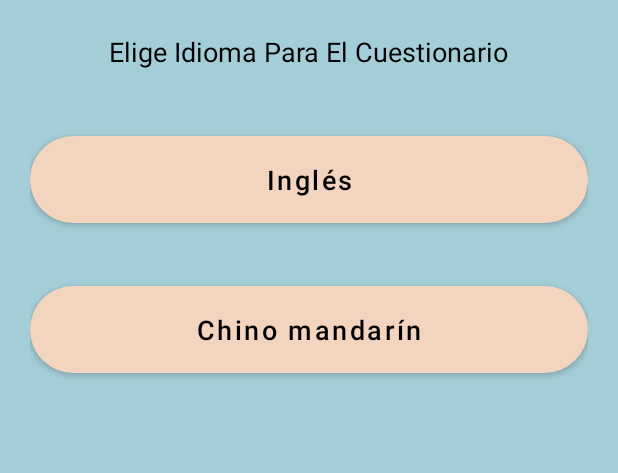
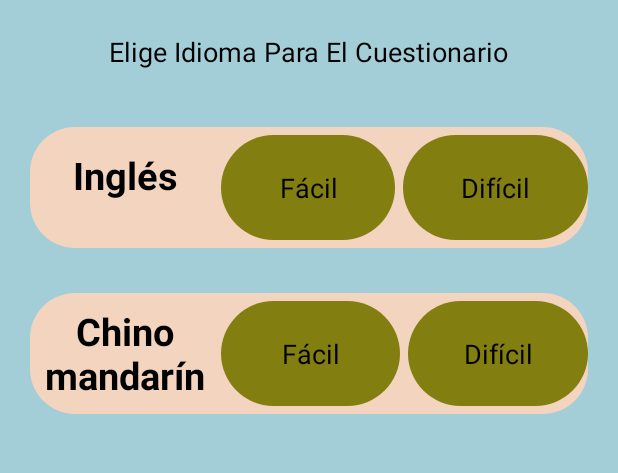
Before and after one commit to kimserrano/LinguaShake, an Android app: the SeleccionarIdiomaCuestionario screen opened directly, with no data from a screen before it, on a phone screen of 412 x 824 dp, the part 270-743 px from its top. Run offline under Robolectric (Android 15) with nearby library versions, the phone set to English and light mode, and no system bars.

Commit message:
Cuestionario Chino y dificultada¿

```diff
--- a/app/src/main/java/equipo/flashcards/linguashake/SeleccionarIdiomaCuestionario.java
+++ b/app/src/main/java/equipo/flashcards/linguashake/SeleccionarIdiomaCuestionario.java
@@ -3,22 +3,48 @@ package equipo.flashcards.linguashake;
 import android.content.Intent;
 import android.os.Bundle;
 import android.widget.Button;
+import android.widget.TextView;
 
 import androidx.appcompat.app.AppCompatActivity;
 
 public class SeleccionarIdiomaCuestionario extends AppCompatActivity {
 
+
     @Override
     protected void onCreate(Bundle savedInstanceState) {
         super.onCreate(savedInstanceState);
         setContentView(R.layout.activity_seleccionar_idioma_cuestionario);
+        TextView facilInglesTextView = findViewById(R.id.facil_ingles_textview);
+        TextView dificilInglesTextView = findViewById(R.id.dificil_ingles_textview);
 
-        Button btnTarjeta = findViewById(R.id.ingles_button);
-        btnTarjeta.setOnClickListener(view ->{
-            Intent intent = new Intent(getApplicationContext(), Cuestionario.class);
-            startActivity(intent);
+        TextView facilChinoTextView = findViewById(R.id.facil_chino_textview);
+        TextView dificilChinoTextView = findViewById(R.id.dificil_chino_textview);
+        facilInglesTextView.setOnClickListener(view -> {
+            startCuestionarioActivity("ingles", 1); // English language, difficulty level 1
+        });
+
+        // Set OnClickListener for Difficult English TextView
+        dificilInglesTextView.setOnClickListener(view -> {
+            startCuestionarioActivity("ingles", 2); // English language, difficulty level 2
+        });
+
+        // Set OnClickListener for Easy Chinese TextView
+        facilChinoTextView.setOnClickListener(view -> {
+            startCuestionarioActivity("chino", 1); // Chinese language, difficulty level 1
+        });
+
+        // Set OnClickListener for Difficult Chinese TextView
+        dificilChinoTextView.setOnClickListener(view -> {
+            startCuestionarioActivity("chino", 2); // Chinese language, difficulty level 2
         });
 
 
     }
+
+    private void startCuestionarioActivity(String idioma, int dificultad) {
+        Intent intent = new Intent(getApplicationContext(), Cuestionario.class);
+        intent.putExtra("idioma", idioma);
+        intent.putExtra("dificultad", dificultad);
+        startActivity(intent);
+    }
 }
--- /dev/null
+++ b/app/src/main/res/drawable/buttondificulty.xml
@@ -0,0 +1,6 @@
+<?xml version="1.0" encoding="utf-8"?>
+<shape xmlns:android="http://schemas.android.com/apk/res/android" android:shape="rectangle">
+    <corners android:radius="110dp" />
+    <solid
+        android:color="@color/verde"/>
+</shape>
--- /dev/null
+++ b/app/src/main/res/drawable/rounded_corners.xml
@@ -0,0 +1,7 @@
+<?xml version="1.0" encoding="utf-8"?>
+<shape xmlns:android="http://schemas.android.com/apk/res/android" android:shape="rectangle">
+
+    <corners android:radius="30dp" />
+    <solid
+        android:color="@color/rosaBajito"/>
+</shape>
--- a/app/src/main/res/layout/activity_seleccionar_idioma_cuestionario.xml
+++ b/app/src/main/res/layout/activity_seleccionar_idioma_cuestionario.xml
@@ -32,28 +32,107 @@
             android:layout_marginTop="14dp"
             android:textColor="@color/black"/>
 
-        <Button
+
+        <LinearLayout
+
             android:layout_width="match_parent"
+            android:layout_height="wrap_content"
+            android:orientation="horizontal"
+
+            android:background="@drawable/rounded_corners"
+
+            android:layout_marginTop="30dp">
+
+            <TextView
+                android:id="@+id/ingles_textview"
+                android:layout_width="50dp"
+                android:layout_height="wrap_content"
+                android:layout_weight="1"
+                android:gravity="center"
+                android:text="Inglés"
+                android:textColor="@color/black"
+                android:textSize="25sp"
+                android:textStyle="bold" />
+
+            <TextView
+                android:id="@+id/facil_ingles_textview"
+                android:layout_width="wrap_content"
                 android:layout_height="70dp"
-            android:text="Inglés"
-            android:textAllCaps="false"
-            android:id="@+id/ingles_button"
+                android:layout_weight="1"
+                android:layout_marginTop="5dp"
+                android:layout_marginBottom="5dp"
+                android:gravity="center"
+                android:text="Fácil"
                 android:textSize="18sp"
                 android:textColor="@color/black"
-            android:theme="@style/ButtonTheme.RosaBajito"
-            android:layout_marginTop="30dp"
-            app:cornerRadius="30dp"/>
-        <Button
+                android:background="@drawable/buttondificulty"
+                android:layout_marginEnd="5dp"/>
+
+            <TextView
+                android:id="@+id/dificil_ingles_textview"
+                android:layout_width="wrap_content"
+                android:layout_height="70dp"
+                android:layout_marginTop="5dp"
+                android:layout_marginBottom="5dp"
+
+                android:layout_weight="1"
+                android:gravity="center"
+                android:text="Difícil"
+                android:textSize="18sp"
+                android:background="@drawable/buttondificulty"
+
+                android:textColor="@color/black"/>
+        </LinearLayout>
+        <LinearLayout
             android:layout_width="match_parent"
+            android:layout_height="wrap_content"
+            android:orientation="horizontal"
+
+            android:background="@drawable/rounded_corners"
+
+            android:layout_marginTop="30dp">
+
+            <TextView
+                android:id="@+id/chino_textview"
+                android:layout_width="8dp"
+                android:layout_height="match_parent"
+                android:layout_weight="1"
+                android:gravity="center"
+                android:text="Chino mandarín"
+                android:textColor="@color/black"
+                android:textSize="25sp"
+                android:textStyle="bold" />
+
+            <TextView
+                android:id="@+id/facil_chino_textview"
+                android:layout_width="0dp"
                 android:layout_height="70dp"
-            android:text="Chino mandarín"
-            android:textAllCaps="false"
-            android:id="@+id/chino_button"
+                android:layout_weight="1"
+                android:gravity="center"
+                android:text="Fácil"
+
+                android:layout_marginTop="5dp"
+                android:layout_marginBottom="5dp"
                 android:textSize="18sp"
                 android:textColor="@color/black"
-            android:theme="@style/ButtonTheme.RosaBajito"
-            android:layout_marginTop="30dp"
-            app:cornerRadius="30dp"/>
+                android:background="@drawable/buttondificulty"
+                android:layout_marginEnd="5dp"/>
+
+            <TextView
+                android:id="@+id/dificil_chino_textview"
+                android:layout_width="0dp"
+                android:layout_height="70dp"
+                android:layout_weight="1"
+                android:background="@drawable/buttondificulty"
+                android:gravity="center"
+
+                android:layout_marginTop="5dp"
+                android:layout_marginBottom="5dp"
+                android:text="Difícil"
+                android:textColor="@color/black"
+                android:textSize="18sp" />
+        </LinearLayout>
+
 
 
     </LinearLayout>
```
Also changed, not shown: app/src/main/java/equipo/flashcards/linguashake/Cuestionario.java (+23 -7 lines), app/src/main/java/equipo/flashcards/linguashake/DatabaseHelper.java (+158 -21 lines), app/src/main/java/equipo/flashcards/linguashake/Pregunta.java (+6 -2 lines). Lines whose indentation alone changed are shown as unchanged.
